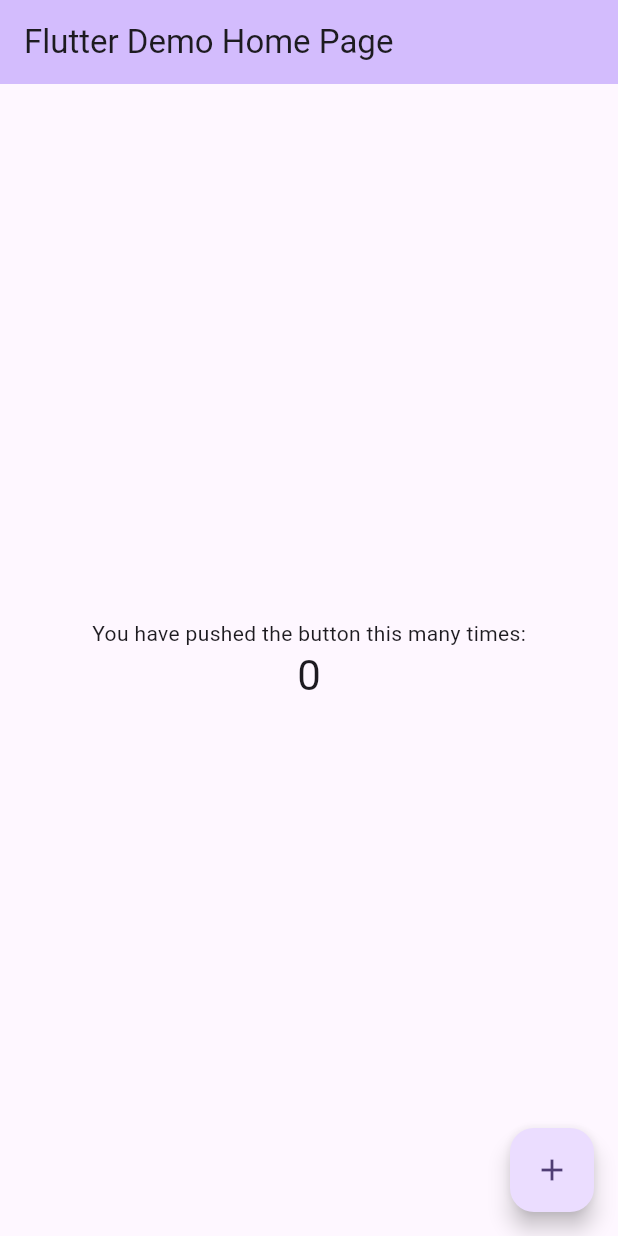
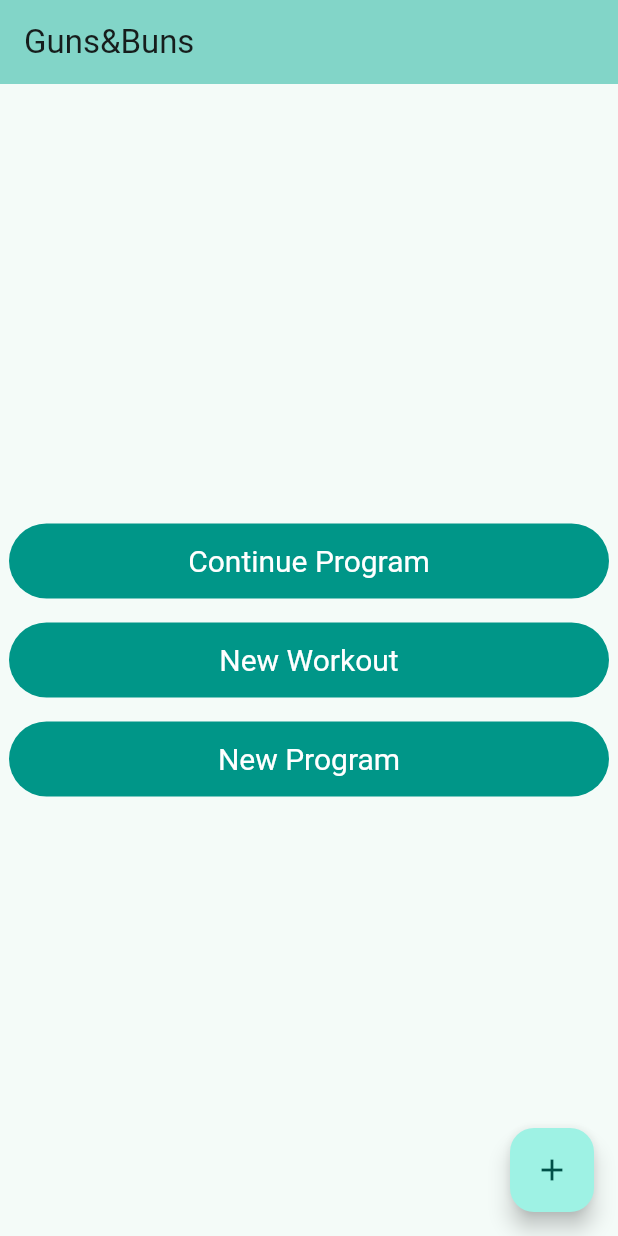
Before and after one commit to Ishira1601/GunsAndBuns, a Flutter app: the screen it shows after launch, on a phone screen of 412 x 824 dp. Run offline on Flutter 3.47's test engine with Material 3 defaults, Android fonts, the phone set to English and light mode, and no system bars.

Commit message:
Add 3 Buttons for navigation

```diff
--- a/lib/main.dart
+++ b/lib/main.dart
@@ -11,7 +11,7 @@ class MyApp extends StatelessWidget {
   @override
   Widget build(BuildContext context) {
     return MaterialApp(
-      title: 'Flutter Demo',
+      title: 'Guns&Buns',
       theme: ThemeData(
         // This is the theme of your application.
         //
@@ -28,9 +28,9 @@ class MyApp extends StatelessWidget {
         //
         // This works for code too, not just values: Most code changes can be
         // tested with just a hot reload.
-        colorScheme: .fromSeed(seedColor: Colors.deepPurple),
+        colorScheme: .fromSeed(seedColor: Colors.teal),
       ),
-      home: const MyHomePage(title: 'Flutter Demo Home Page'),
+      home: const MyHomePage(title: 'Guns&Buns'),
     );
   }
 }
@@ -104,11 +104,35 @@ class _MyHomePageState extends State<MyHomePage> {
           // wireframe for each widget.
           mainAxisAlignment: .center,
           children: [
-            const Text('You have pushed the button this many times:'),
-            Text(
-              '$_counter',
-              style: Theme.of(context).textTheme.headlineMedium,
-            ),
+            TextButton(onPressed: () {
+              debugPrint("Continue Program");
+              },
+              style: TextButton.styleFrom(
+                foregroundColor: Colors.white,
+                backgroundColor: Colors.teal,
+                fixedSize: const Size(400, 50),
+                textStyle: const TextStyle(fontSize: 20),),
+              child: const Text("Continue Program")),
+            Padding(padding:  const EdgeInsets.all(8.0)),
+            TextButton(onPressed: () {
+              debugPrint("New Workout");
+              },
+              style: TextButton.styleFrom(
+                foregroundColor: Colors.white,
+                backgroundColor: Colors.teal,
+                fixedSize: const Size(400, 50),
+                textStyle: const TextStyle(fontSize: 20),),
+              child: const Text("New Workout")),
+            Padding(padding:  const EdgeInsets.all(8.0)),
+            TextButton(onPressed: () {
+              debugPrint("New Program");
+              },
+              style: TextButton.styleFrom(
+                foregroundColor: Colors.white,
+                backgroundColor: Colors.teal,
+                fixedSize: const Size(400, 50),
+                textStyle: const TextStyle(fontSize: 20),),
+              child: const Text("New Program")),
           ],
         ),
       ),
```
